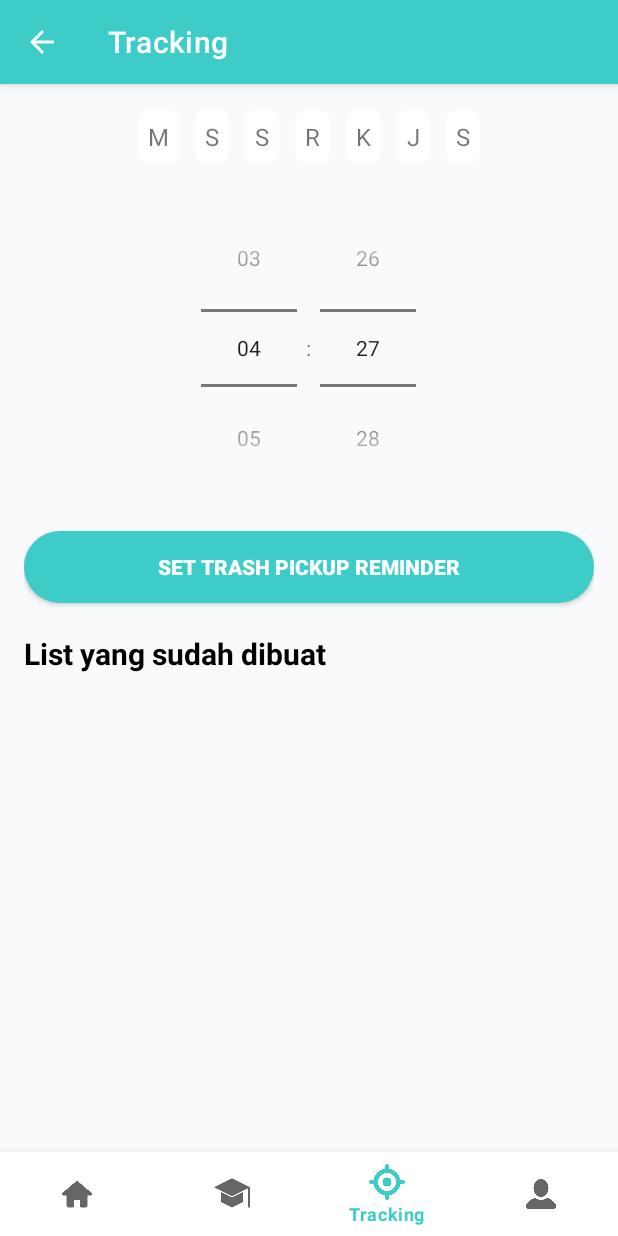
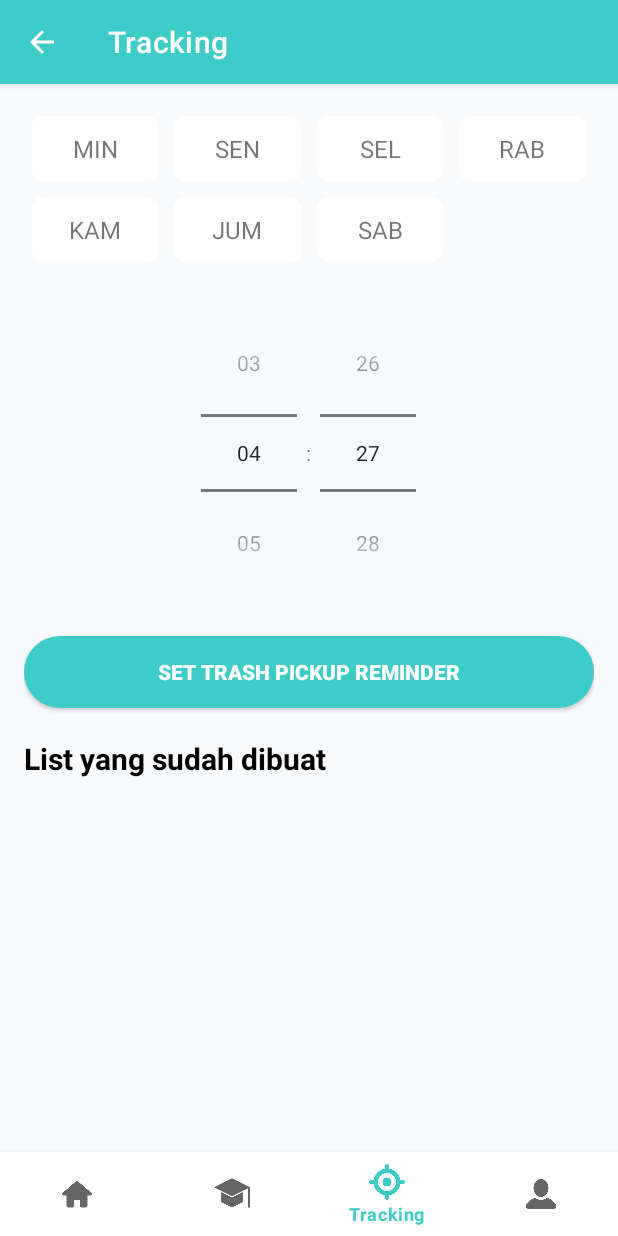
Before and after one commit to faizjauzah/binbuddy-expo, an Android app: the HomeFragment screen opened directly, with no data from a screen before it, item 3 of the bottom bar chosen, on a phone screen of 412 x 824 dp. Run offline under Robolectric (Android 15) with nearby library versions, the phone set to English and light mode, and no system bars; our stand-ins replace Firebase (no records; nobody signed in at launch, a user with empty details on screens opened directly).

Commit message:
Make day selector bigger

```diff
--- a/app/build.gradle.kts
+++ b/app/build.gradle.kts
@@ -87,4 +87,6 @@ dependencies {
     implementation ("io.noties.markwon:image:4.6.2")
     implementation ("io.noties.markwon:ext-tables:4.6.2")
 
+    implementation ("androidx.gridlayout:gridlayout:1.0.0")
+
 }
--- a/app/src/main/java/com/example/expopab/ui/home/TrackingFragment.kt
+++ b/app/src/main/java/com/example/expopab/ui/home/TrackingFragment.kt
@@ -210,9 +210,18 @@ class TrackingFragment : Fragment() {
                 }
 
                 reminderList.clear()
-                snapshot?.forEach { document ->
-                    val reminder = document.toObject(ReminderTime::class.java)
-                    reminderList.add(reminder)
+                snapshot?.documents?.mapNotNull { document ->
+                    document.toObject(ReminderTime::class.java)
+                }?.sortedWith(
+                    compareByDescending<ReminderTime> {
+                        it.createdAt
+                    }.thenBy {
+                        it.hour
+                    }.thenBy {
+                        it.minute
+                    }
+                )?.let {
+                    reminderList.addAll(it)
                 }
                 adapter.notifyDataSetChanged()
             }
--- a/app/src/main/java/com/example/expopab/ui/home/data/ReminderTime.kt
+++ b/app/src/main/java/com/example/expopab/ui/home/data/ReminderTime.kt
@@ -7,5 +7,6 @@ data class ReminderTime(
     val hour: Int = 0,
     val minute: Int = 0,
     val userId: String? = null,
-    val selectedDays: List<Int> = listOf() // 0 = Sunday, 1 = Monday, etc.
+    val selectedDays: List<Int> = listOf(),
+    val createdAt: Long = System.currentTimeMillis() // Add this line
 )
--- a/app/src/main/res/layout/fragment_tracking.xml
+++ b/app/src/main/res/layout/fragment_tracking.xml
@@ -2,56 +2,78 @@
 <LinearLayout xmlns:android="http://schemas.android.com/apk/res/android"
     android:layout_width="match_parent"
     android:layout_height="match_parent"
+    xmlns:app="http://schemas.android.com/apk/res-auto"
     android:orientation="vertical"
     android:background="@color/light_grey"
     android:padding="16dp">
 
-    <!-- Add this LinearLayout above the TimePicker -->
+    <ScrollView
+        android:layout_width="match_parent"
+        android:layout_height="match_parent">
+
         <LinearLayout
             android:layout_width="match_parent"
             android:layout_height="wrap_content"
-        android:orientation="horizontal"
-        android:gravity="center"
-        android:layout_marginBottom="16dp">
+            android:orientation="vertical" >
+
+            <androidx.gridlayout.widget.GridLayout
+                android:layout_width="match_parent"
+                android:layout_height="wrap_content"
+                android:layout_marginBottom="16dp"
+                app:columnCount="4"
+                app:rowCount="2"
+                app:useDefaultMargins="true">
 
                 <TextView
                     android:id="@+id/minggu"
-            style="@style/DaySelector"
-            android:text="M" />
+                    style="@style/DaySelectorTracking"
+                    android:text="MIN"
+                    app:layout_columnWeight="1"
+                    app:layout_gravity="fill" />
 
                 <TextView
                     android:id="@+id/senin"
-            style="@style/DaySelector"
-            android:text="S" />
+                    style="@style/DaySelectorTracking"
+                    android:text="SEN"
+                    app:layout_columnWeight="1"
+                    app:layout_gravity="fill" />
 
                 <TextView
                     android:id="@+id/selasa"
-            style="@style/DaySelector"
-            android:text="S" />
+                    style="@style/DaySelectorTracking"
+                    android:text="SEL"
+                    app:layout_columnWeight="1"
+                    app:layout_gravity="fill" />
 
                 <TextView
                     android:id="@+id/rabu"
-            style="@style/DaySelector"
-            android:text="R" />
+                    style="@style/DaySelectorTracking"
+                    android:text="RAB"
+                    app:layout_columnWeight="1"
+                    app:layout_gravity="fill" />
 
                 <TextView
                     android:id="@+id/kamis"
-            style="@style/DaySelector"
-            android:text="K" />
+                    style="@style/DaySelectorTracking"
+                    android:text="KAM"
+                    app:layout_columnWeight="1"
+                    app:layout_gravity="fill" />
 
                 <TextView
                     android:id="@+id/jumat"
-            style="@style/DaySelector"
-            android:text="J" />
+                    style="@style/DaySelectorTracking"
+                    android:text="JUM"
+                    app:layout_columnWeight="1"
+                    app:layout_gravity="fill" />
 
                 <TextView
                     android:id="@+id/sabtu"
-            style="@style/DaySelector"
-            android:text="S" />
+                    style="@style/DaySelectorTracking"
+                    android:text="SAB"
+                    app:layout_columnWeight="1"
+                    app:layout_gravity="fill" />
 
-        <!-- Add similar TextViews for other days -->
-
-    </LinearLayout>
+            </androidx.gridlayout.widget.GridLayout>
 
             <TimePicker
                 android:id="@+id/timePicker"
@@ -63,28 +85,30 @@
                 android:id="@+id/setReminderButton"
                 android:layout_width="match_parent"
                 android:layout_height="wrap_content"
+                android:layout_marginTop="16dp"
                 android:background="@drawable/bg_button"
                 android:backgroundTint="@color/purple_500"
-        android:layout_marginTop="16dp"
+                android:text="Set Trash Pickup Reminder"
                 android:textColor="@color/white"
-        android:textStyle="bold"
-        android:text="Set Trash Pickup Reminder" />
+                android:textStyle="bold" />
 
             <TextView
                 android:id="@+id/textView"
                 android:layout_width="match_parent"
                 android:layout_height="wrap_content"
                 android:layout_marginTop="20dp"
+                android:text="List yang sudah dibuat"
                 android:textColor="@color/black"
-        android:textStyle="bold"
                 android:textSize="20sp"
-        android:text="List yang sudah dibuat" />
+                android:textStyle="bold" />
 
             <androidx.recyclerview.widget.RecyclerView
                 android:id="@+id/reminderList"
                 android:layout_width="match_parent"
                 android:layout_height="0dp"
-        android:layout_weight="1"
-        android:layout_marginTop="16dp" />
+                android:layout_marginTop="16dp"
+                android:layout_weight="1" />
+        </LinearLayout>
+    </ScrollView>
 
 </LinearLayout>
--- a/app/src/main/res/values/themes.xml
+++ b/app/src/main/res/values/themes.xml
@@ -33,4 +33,16 @@
         <item name="android:focusable">true</item>
         <item name="android:background">@drawable/bg_day_selector</item>
     </style>
+
+    <style name="DaySelectorTracking">
+        <item name="android:layout_width">0dp</item>
+        <item name="android:layout_height">wrap_content</item>
+        <item name="android:padding">12dp</item>
+        <item name="android:textSize">16sp</item>
+        <item name="android:gravity">center</item>
+        <item name="android:clickable">true</item>
+        <item name="android:focusable">true</item>
+        <item name="android:background">@drawable/bg_day_selector</item>
+        <item name="android:layout_margin">4dp</item>
+    </style>
 </resources>
```
Also changed, not shown: app/src/main/res/layout/activity_sign_out.xml (+25 -15 lines). Lines whose indentation alone changed are shown as unchanged.
